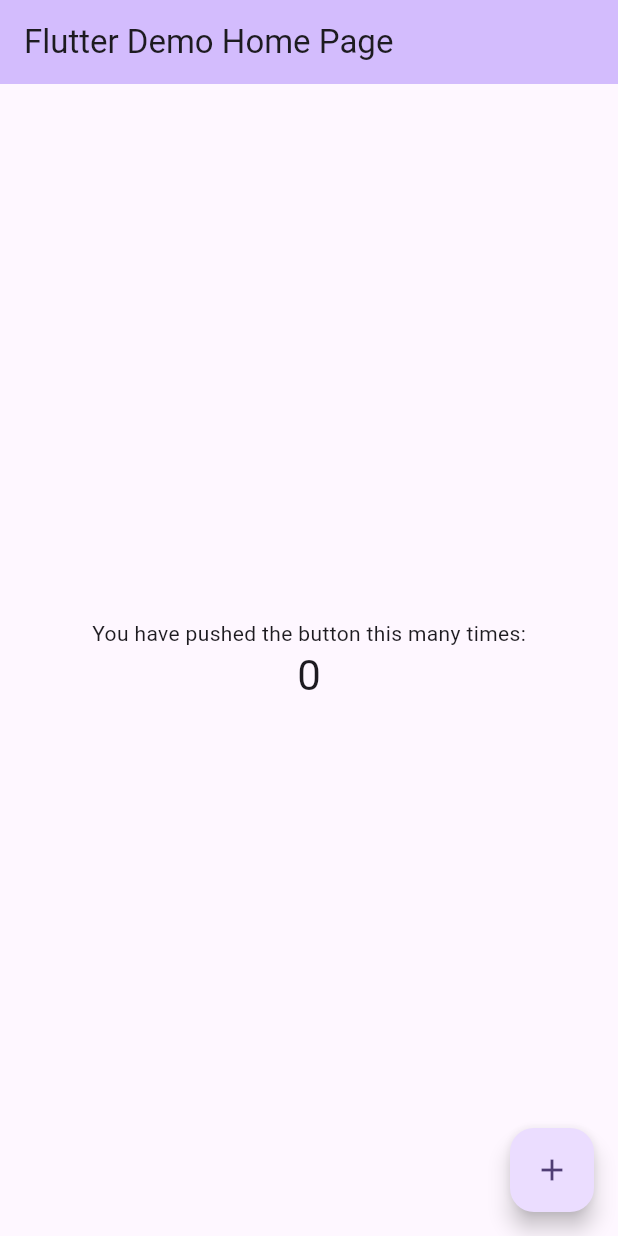
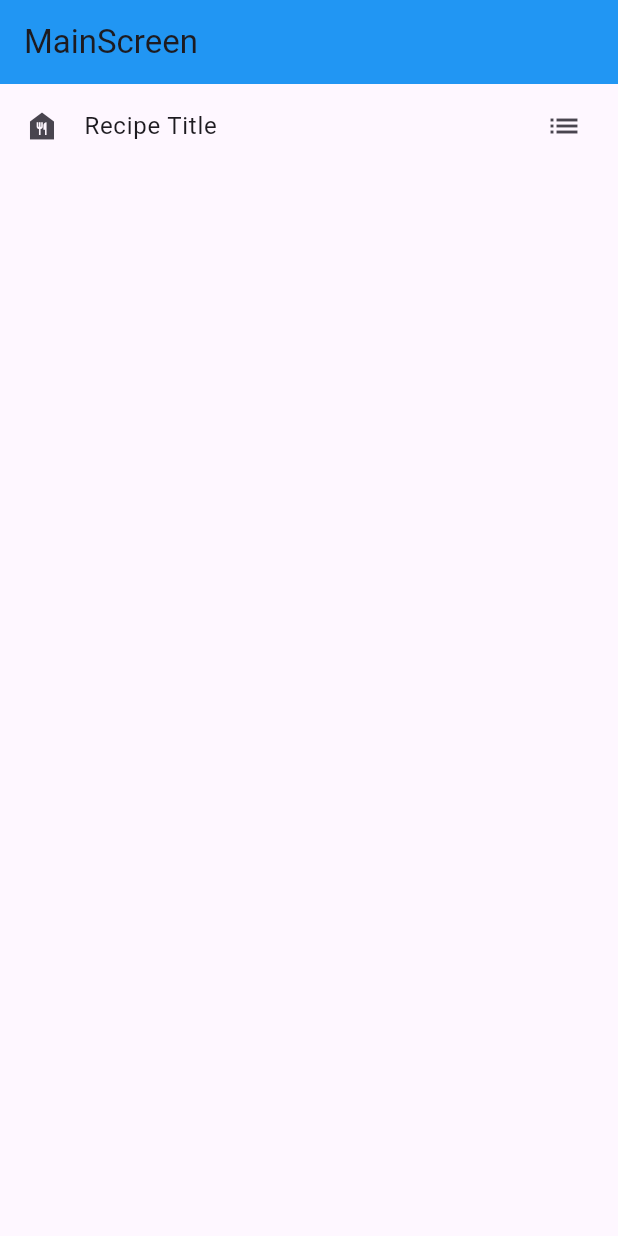
Before and after one commit to SunwooDua/Project1, a Flutter app: the screen it shows after launch, on a phone screen of 412 x 824 dp. Run offline on Flutter 3.47's test engine with Material 3 defaults, Android fonts, the phone set to English and light mode, and no system bars.

Commit message:
basic UI & placeholder for future use

```diff
--- a/lib/main.dart
+++ b/lib/main.dart
@@ -1,122 +1,44 @@
 import 'package:flutter/material.dart';
 
 void main() {
-  runApp(const MyApp());
+  runApp(const RecipeApp());
 }
 
-class MyApp extends StatelessWidget {
-  const MyApp({super.key});
+class RecipeApp extends StatelessWidget {
+  const RecipeApp({super.key});
 
-  // This widget is the root of your application.
   @override
   Widget build(BuildContext context) {
     return MaterialApp(
-      title: 'Flutter Demo',
-      theme: ThemeData(
-        // This is the theme of your application.
-        //
-        // TRY THIS: Try running your application with "flutter run". You'll see
-        // the application has a purple toolbar. Then, without quitting the app,
-        // try changing the seedColor in the colorScheme below to Colors.green
-        // and then invoke "hot reload" (save your changes or press the "hot
-        // reload" button in a Flutter-supported IDE, or press "r" if you used
-        // the command line to start the app).
-        //
-        // Notice that the counter didn't reset back to zero; the application
-        // state is not lost during the reload. To reset the state, use hot
-        // restart instead.
-        //
-        // This works for code too, not just values: Most code changes can be
-        // tested with just a hot reload.
-        colorScheme: ColorScheme.fromSeed(seedColor: Colors.deepPurple),
-      ),
-      home: const MyHomePage(title: 'Flutter Demo Home Page'),
+      title: 'RecipeApp',
+      theme: ThemeData(primarySwatch: Colors.blue),
+      home: MainScreen(),
     );
   }
 }
 
-class MyHomePage extends StatefulWidget {
-  const MyHomePage({super.key, required this.title});
-
-  // This widget is the home page of your application. It is stateful, meaning
-  // that it has a State object (defined below) that contains fields that affect
-  // how it looks.
-
-  // This class is the configuration for the state. It holds the values (in this
-  // case the title) provided by the parent (in this case the App widget) and
-  // used by the build method of the State. Fields in a Widget subclass are
-  // always marked "final".
-
-  final String title;
+class MainScreen extends StatefulWidget {
+  // main screen
+  const MainScreen({super.key});
 
   @override
-  State<MyHomePage> createState() => _MyHomePageState();
+  State<MainScreen> createState() => _MainScreenState();
 }
 
-class _MyHomePageState extends State<MyHomePage> {
-  int _counter = 0;
-
-  void _incrementCounter() {
-    setState(() {
-      // This call to setState tells the Flutter framework that something has
-      // changed in this State, which causes it to rerun the build method below
-      // so that the display can reflect the updated values. If we changed
-      // _counter without calling setState(), then the build method would not be
-      // called again, and so nothing would appear to happen.
-      _counter++;
-    });
-  }
-
+class _MainScreenState extends State<MainScreen> {
   @override
   Widget build(BuildContext context) {
-    // This method is rerun every time setState is called, for instance as done
-    // by the _incrementCounter method above.
-    //
-    // The Flutter framework has been optimized to make rerunning build methods
-    // fast, so that you can just rebuild anything that needs updating rather
-    // than having to individually change instances of widgets.
     return Scaffold(
-      appBar: AppBar(
-        // TRY THIS: Try changing the color here to a specific color (to
-        // Colors.amber, perhaps?) and trigger a hot reload to see the AppBar
-        // change color while the other colors stay the same.
-        backgroundColor: Theme.of(context).colorScheme.inversePrimary,
-        // Here we take the value from the MyHomePage object that was created by
-        // the App.build method, and use it to set our appbar title.
-        title: Text(widget.title),
+      appBar: AppBar(title: Text("MainScreen"), backgroundColor: Colors.blue),
+      body: Column(
+        children: [
+          ListTile(
+            leading: Icon(Icons.food_bank),
+            title: Text('Recipe Title'),
+            trailing: Icon(Icons.list),
+          ),
+        ],
       ),
-      body: Center(
-        // Center is a layout widget. It takes a single child and positions it
-        // in the middle of the parent.
-        child: Column(
-          // Column is also a layout widget. It takes a list of children and
-          // arranges them vertically. By default, it sizes itself to fit its
-          // children horizontally, and tries to be as tall as its parent.
-          //
-          // Column has various properties to control how it sizes itself and
-          // how it positions its children. Here we use mainAxisAlignment to
-          // center the children vertically; the main axis here is the vertical
-          // axis because Columns are vertical (the cross axis would be
-          // horizontal).
-          //
-          // TRY THIS: Invoke "debug painting" (choose the "Toggle Debug Paint"
-          // action in the IDE, or press "p" in the console), to see the
-          // wireframe for each widget.
-          mainAxisAlignment: MainAxisAlignment.center,
-          children: <Widget>[
-            const Text('You have pushed the button this many times:'),
-            Text(
-              '$_counter',
-              style: Theme.of(context).textTheme.headlineMedium,
-            ),
-          ],
-        ),
-      ),
-      floatingActionButton: FloatingActionButton(
-        onPressed: _incrementCounter,
-        tooltip: 'Increment',
-        child: const Icon(Icons.add),
-      ), // This trailing comma makes auto-formatting nicer for build methods.
     );
   }
 }
```
